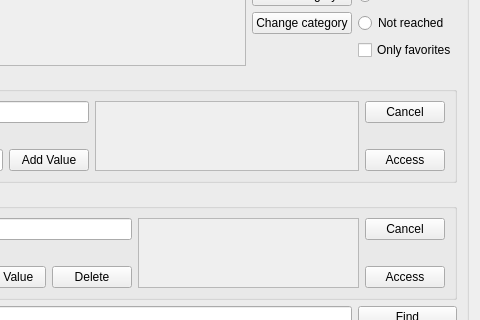
Old version of the form AraSteamManager/formachievements.ui in the repository Arankir/AraSteamManager; both pictures show x 297 to 777 and y 167 to 487 of the 777 by 838 pixel window.
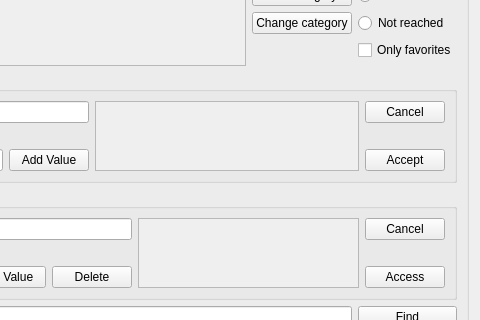
New version of the form.

Patch:
```diff
--- a/AraSteamManager/formachievements.ui
+++ b/AraSteamManager/formachievements.ui
@@ -148,7 +148,7 @@
          <item row="2" column="3">
           <widget class="QPushButton" name="FormAchievementsButtonAccessNewCategory">
            <property name="text">
-            <string>Access</string>
+            <string>Accept</string>
            </property>
           </widget>
          </item>
```
Left out of the diff: 2 changed lines with no effect on the pictures.
